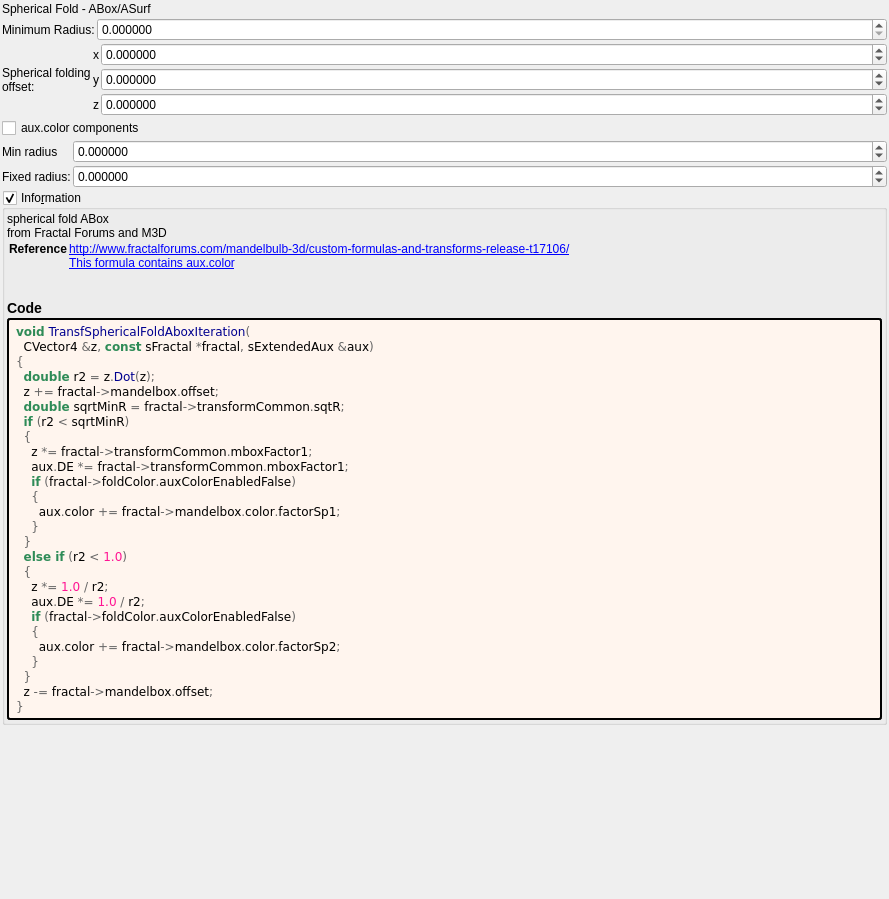
irinox-ctrl/mandelbulber2, file mandelbulber2/formula/ui/transf_spherical_fold_abox.ui: the form before one commit.
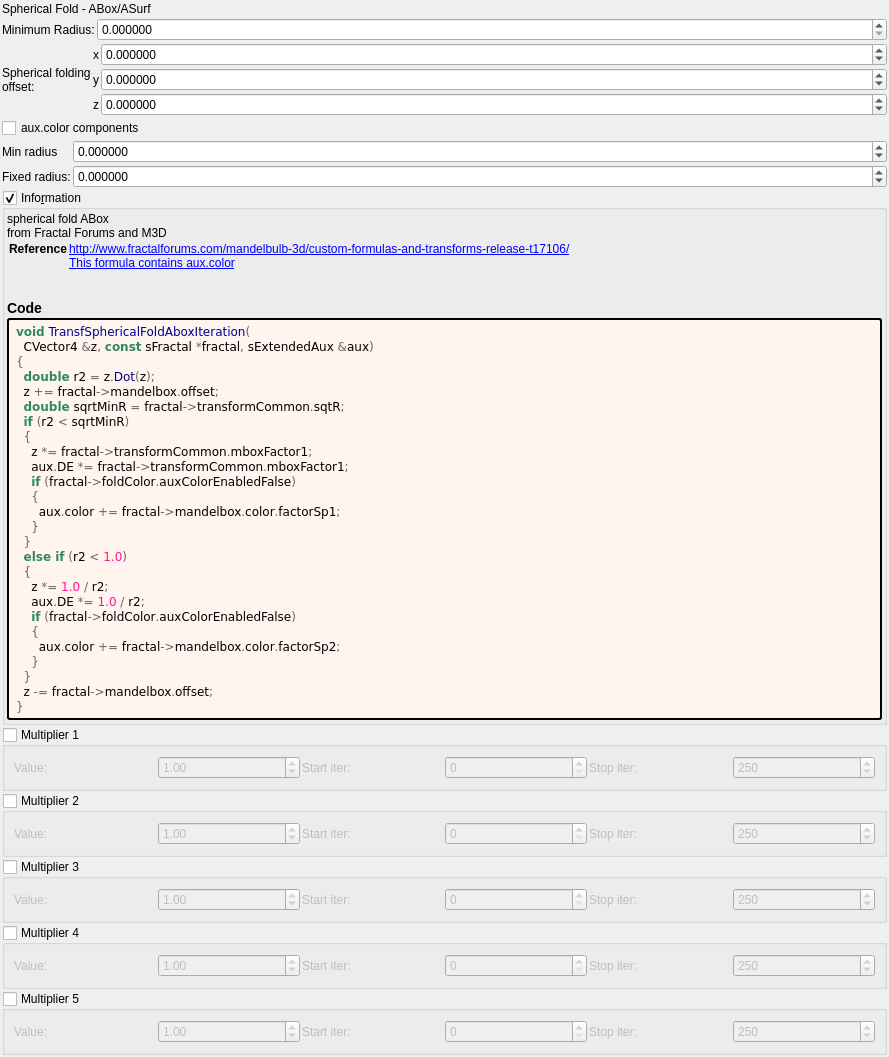
The form after the commit. Custom widgets are drawn as their Qt base class.

Commit message:
feat: add 5 general-purpose multipliers to all 1007 fractal formulas
Each multiplier has:
- Checkbox (OFF by default)
- Value spinbox (default 1.0, range -100 to 100)
- Iteration start/stop range

Logic: z *= value; DE *= |value|;

Uses existing transformCommon parameters:
- Checkboxes: functionEnabledBx/By/Bz/Bw/CzFalse
- Values: scale4/5/6/8/16
- Ranges: startIterationsB-F/stopIterationsB-F

Modified 1007 .cpp (CPU), 1006 .cl (GPU), 1023 .ui files.
Both source (formula/) and deploy (deploy/share/) copies updated.

```diff
--- a/mandelbulber2/formula/ui/transf_spherical_fold_abox.ui
+++ b/mandelbulber2/formula/ui/transf_spherical_fold_abox.ui
@@ -404,6 +404,192 @@
      </layout>
     </widget>
    </item>
+   <item>
+    <widget class="MyGroupBox" name="groupCheck_transf_function_enabledBx_false">
+     <property name="title"><string>Multiplier 1</string></property>
+     <property name="checkable"><bool>true</bool></property>
+     <property name="checked"><bool>false</bool></property>
+     <layout class="QGridLayout" name="gridLayout_mult1">
+      <property name="spacing"><number>2</number></property>
+      <item row="0" column="0">
+       <widget class="QLabel"><property name="text"><string>Value:</string></property></widget>
+      </item>
+      <item row="0" column="1">
+       <widget class="MyDoubleSpinBox" name="spinbox_transf_scale_4">
+        <property name="minimum"><double>-100.0</double></property><property name="maximum"><double>100.0</double></property>
+        <property name="singleStep"><double>0.01</double></property><property name="value"><double>1.0</double></property>
+       </widget>
+      </item>
+      <item row="0" column="2">
+       <widget class="QLabel"><property name="text"><string>Start iter:</string></property></widget>
+      </item>
+      <item row="0" column="3">
+       <widget class="MySpinBox" name="spinboxInt_transf_start_iterations_B">
+        <property name="minimum"><number>0</number></property><property name="maximum"><number>10000</number></property>
+        <property name="value"><number>0</number></property>
+       </widget>
+      </item>
+      <item row="0" column="4">
+       <widget class="QLabel"><property name="text"><string>Stop iter:</string></property></widget>
+      </item>
+      <item row="0" column="5">
+       <widget class="MySpinBox" name="spinboxInt_transf_stop_iterations_B">
+        <property name="minimum"><number>0</number></property><property name="maximum"><number>10000</number></property>
+        <property name="value"><number>250</number></property>
+       </widget>
+      </item>
+     </layout>
+    </widget>
+   </item>
+   <item>
+    <widget class="MyGroupBox" name="groupCheck_transf_function_enabledBy_false">
+     <property name="title"><string>Multiplier 2</string></property>
+     <property name="checkable"><bool>true</bool></property>
+     <property name="checked"><bool>false</bool></property>
+     <layout class="QGridLayout" name="gridLayout_mult2">
+      <property name="spacing"><number>2</number></property>
+      <item row="0" column="0">
+       <widget class="QLabel"><property name="text"><string>Value:</string></property></widget>
+      </item>
+      <item row="0" column="1">
+       <widget class="MyDoubleSpinBox" name="spinbox_transf_scale_5">
+        <property name="minimum"><double>-100.0</double></property><property name="maximum"><double>100.0</double></property>
+        <property name="singleStep"><double>0.01</double></property><property name="value"><double>1.0</double></property>
+       </widget>
+      </item>
+      <item row="0" column="2">
+       <widget class="QLabel"><property name="text"><string>Start iter:</string></property></widget>
+      </item>
+      <item row="0" column="3">
+       <widget class="MySpinBox" name="spinboxInt_transf_start_iterations_C">
+        <property name="minimum"><number>0</number></property><property name="maximum"><number>10000</number></property>
+        <property name="value"><number>0</number></property>
+       </widget>
+      </item>
+      <item row="0" column="4">
+       <widget class="QLabel"><property name="text"><string>Stop iter:</string></property></widget>
+      </item>
+      <item row="0" column="5">
+       <widget class="MySpinBox" name="spinboxInt_transf_stop_iterations_C">
+        <property name="minimum"><number>0</number></property><property name="maximum"><number>10000</number></property>
+        <property name="value"><number>250</number></property>
+       </widget>
+      </item>
+     </layout>
+    </widget>
+   </item>
+   <item>
+    <widget class="MyGroupBox" name="groupCheck_transf_function_enabledBz_false">
+     <property name="title"><string>Multiplier 3</string></property>
+     <property name="checkable"><bool>true</bool></property>
+     <property name="checked"><bool>false</bool></property>
+     <layout class="QGridLayout" name="gridLayout_mult3">
+      <property name="spacing"><number>2</number></property>
+      <item row="0" column="0">
+       <widget class="QLabel"><property name="text"><string>Value:</string></property></widget>
+      </item>
+      <item row="0" column="1">
+       <widget class="MyDoubleSpinBox" name="spinbox_transf_scale_6">
+        <property name="minimum"><double>-100.0</double></property><property name="maximum"><double>100.0</double></property>
+        <property name="singleStep"><double>0.01</double></property><property name="value"><double>1.0</double></property>
+       </widget>
+      </item>
+      <item row="0" column="2">
+       <widget class="QLabel"><property name="text"><string>Start iter:</string></property></widget>
+      </item>
+      <item row="0" column="3">
+       <widget class="MySpinBox" name="spinboxInt_transf_start_iterations_D">
+        <property name="minimum"><number>0</number></property><property name="maximum"><number>10000</number></property>
+        <property name="value"><number>0</number></property>
+       </widget>
+      </item>
+      <item row="0" column="4">
+       <widget class="QLabel"><property name="text"><string>Stop iter:</string></property></widget>
+      </item>
+      <item row="0" column="5">
+       <widget class="MySpinBox" name="spinboxInt_transf_stop_iterations_D">
+        <property name="minimum"><number>0</number></property><property name="maximum"><number>10000</number></property>
+        <property name="value"><number>250</number></property>
+       </widget>
+      </item>
+     </layout>
+    </widget>
+   </item>
+   <item>
+    <widget class="MyGroupBox" name="groupCheck_transf_function_enabledBw_false">
+     <property name="title"><string>Multiplier 4</string></property>
+     <property name="checkable"><bool>true</bool></property>
+     <property name="checked"><bool>false</bool></property>
+     <layout class="QGridLayout" name="gridLayout_mult4">
+      <property name="spacing"><number>2</number></property>
+      <item row="0" column="0">
+       <widget class="QLabel"><property name="text"><string>Value:</string></property></widget>
+      </item>
+      <item row="0" column="1">
+       <widget class="MyDoubleSpinBox" name="spinbox_transf_scale_8">
+        <property name="minimum"><double>-100.0</double></property><property name="maximum"><double>100.0</double></property>
+        <property name="singleStep"><double>0.01</double></property><property name="value"><double>1.0</double></property>
+       </widget>
+      </item>
+      <item row="0" column="2">
+       <widget class="QLabel"><property name="text"><string>Start iter:</string></property></widget>
+      </item>
+      <item row="0" column="3">
+       <widget class="MySpinBox" name="spinboxInt_transf_start_iterations_E">
+        <property name="minimum"><number>0</number></property><property name="maximum"><number>10000</number></property>
+        <property name="value"><number>0</number></property>
+       </widget>
+      </item>
+      <item row="0" column="4">
+       <widget class="QLabel"><property name="text"><string>Stop iter:</string></property></widget>
+      </item>
+      <item row="0" column="5">
+       <widget class="MySpinBox" name="spinboxInt_transf_stop_iterations_E">
+        <property name="minimum"><number>0</number></property><property name="maximum"><number>10000</number></property>
+        <property name="value"><number>250</number></property>
+       </widget>
+      </item>
+     </layout>
+    </widget>
+   </item>
+   <item>
+    <widget class="MyGroupBox" name="groupCheck_transf_function_enabledCz_false">
+     <property name="title"><string>Multiplier 5</string></property>
+     <property name="checkable"><bool>true</bool></property>
+     <property name="checked"><bool>false</bool></property>
+     <layout class="QGridLayout" name="gridLayout_mult5">
+      <property name="spacing"><number>2</number></property>
+      <item row="0" column="0">
+       <widget class="QLabel"><property name="text"><string>Value:</string></property></widget>
+      </item>
+      <item row="0" column="1">
+       <widget class="MyDoubleSpinBox" name="spinbox_transf_scale_16">
+        <property name="minimum"><double>-100.0</double></property><property name="maximum"><double>100.0</double></property>
+        <property name="singleStep"><double>0.01</double></property><property name="value"><double>1.0</double></property>
+       </widget>
+      </item>
+      <item row="0" column="2">
+       <widget class="QLabel"><property name="text"><string>Start iter:</string></property></widget>
+      </item>
+      <item row="0" column="3">
+       <widget class="MySpinBox" name="spinboxInt_transf_start_iterations_F">
+        <property name="minimum"><number>0</number></property><property name="maximum"><number>10000</number></property>
+        <property name="value"><number>0</number></property>
+       </widget>
+      </item>
+      <item row="0" column="4">
+       <widget class="QLabel"><property name="text"><string>Stop iter:</string></property></widget>
+      </item>
+      <item row="0" column="5">
+       <widget class="MySpinBox" name="spinboxInt_transf_stop_iterations_F">
+        <property name="minimum"><number>0</number></property><property name="maximum"><number>10000</number></property>
+        <property name="value"><number>250</number></property>
+       </widget>
+      </item>
+     </layout>
+    </widget>
+   </item>
+
    <item>
     <spacer name="verticalSpacer">
      <property name="orientation">
@@ -436,6 +622,11 @@
    <extends>QDoubleSpinBox</extends>
    <header>my_double_spin_box.h</header>
   </customwidget>
+   <customwidget>
+   <class>MySpinBox</class>
+   <extends>QSpinBox</extends>
+   <header>my_spin_box.h</header>
+  </customwidget>
  </customwidgets>
  <tabstops>
   <tabstop>spinbox_transf_minimum_radius_05</tabstop>
```
The commit also changes 3972 other files.
